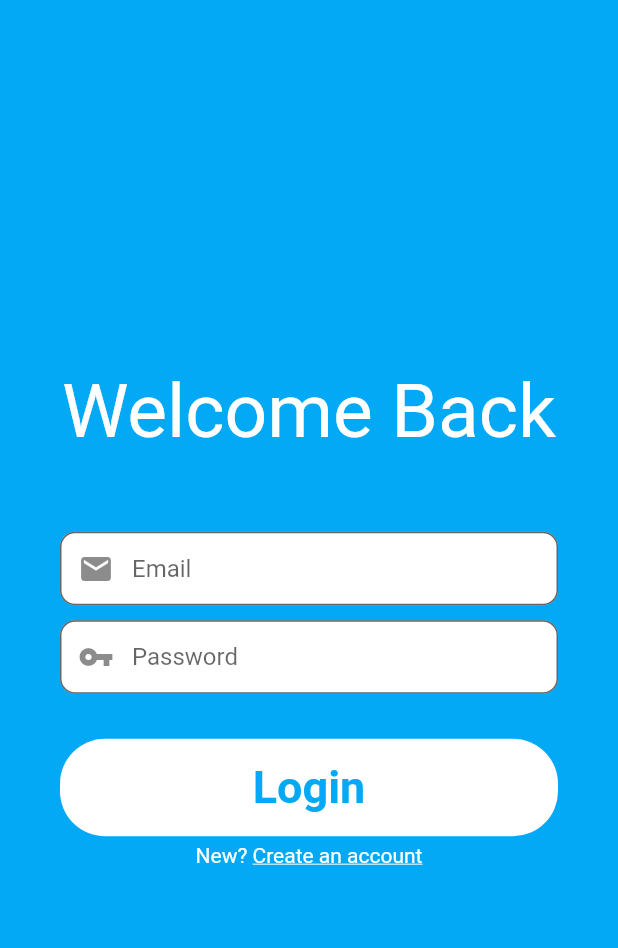
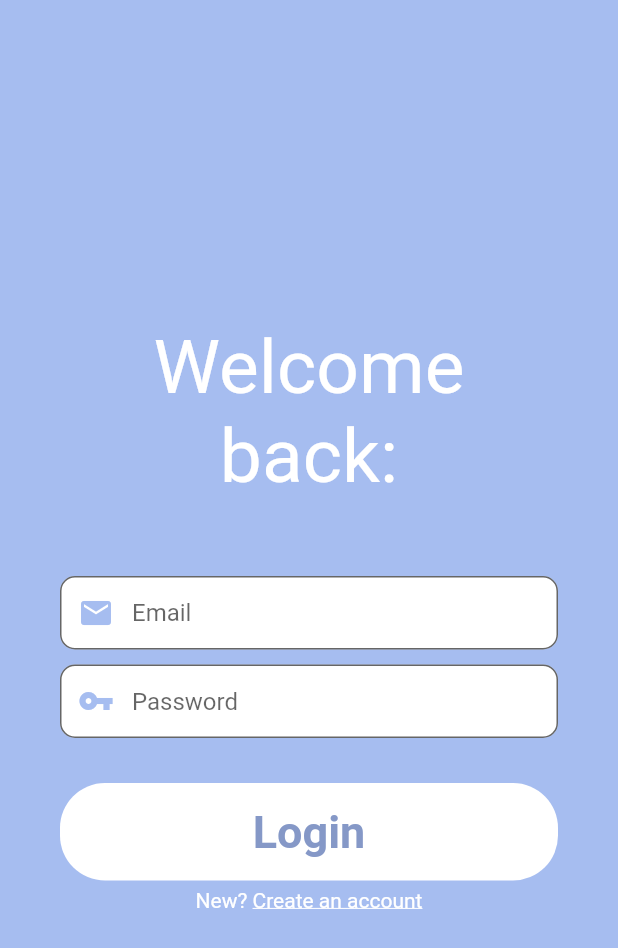
Before and after one commit to acm-projects/Zero-To-Hero, a Flutter app: the screen it shows after launch, on a phone screen of 412 x 824 dp. Shown: the top 948 px of the screen. Run offline on Flutter 3.47's test engine with Material 2 defaults, Android fonts, the phone set to English and light mode, and no system bars; our stand-ins replace firebase_auth, firebase_core, fluttertoast; accounts and stored records are empty.

Commit message:
Edited colors and formatting of LoginPage

```diff
--- a/zero_to_hero/lib/LoginPage.dart
+++ b/zero_to_hero/lib/LoginPage.dart
@@ -45,7 +45,7 @@ class _LoginPageState extends State<LoginPage> {
       },
       textInputAction: TextInputAction.next, //move to next field when done with this field
       decoration: InputDecoration(
-        prefixIcon: const Icon(Icons.email),
+        prefixIcon: const Icon(Icons.email, color: Color.fromARGB(255, 166, 189, 240),),
         contentPadding: const EdgeInsets.fromLTRB(20, 15, 20, 15),
         hintText: "Email",
         border: OutlineInputBorder(
@@ -53,6 +53,10 @@ class _LoginPageState extends State<LoginPage> {
         ),
         fillColor: Colors.white,
         filled: true,
+          focusedBorder: OutlineInputBorder (
+            borderSide: const BorderSide(color: Color.fromARGB(255, 133, 152, 199), width: 4.0),
+            borderRadius: BorderRadius.circular(10),
+          )
       ),
       style: const TextStyle(
         color: Colors.black,
@@ -78,7 +82,7 @@ class _LoginPageState extends State<LoginPage> {
       },
       textInputAction: TextInputAction.next, //move to next field when done with this field
       decoration: InputDecoration(
-        prefixIcon: const Icon(Icons.vpn_key),
+        prefixIcon: const Icon(Icons.vpn_key, color: Color.fromARGB(255, 166, 189, 240),),
         contentPadding: const EdgeInsets.fromLTRB(20, 15, 20, 15),
         hintText: "Password",
         border: OutlineInputBorder(
@@ -86,6 +90,10 @@ class _LoginPageState extends State<LoginPage> {
         ),
         fillColor: Colors.white,
         filled: true,
+        focusedBorder: OutlineInputBorder ( //highlighted border color
+          borderSide: const BorderSide(color: Color.fromARGB(255, 133, 152, 199), width: 4.0),
+          borderRadius: BorderRadius.circular(10),
+        )
       ),
       style: const TextStyle(
         color: Colors.black,
@@ -108,7 +116,7 @@ class _LoginPageState extends State<LoginPage> {
           textAlign: TextAlign.center,
           style: TextStyle(
             fontSize: 30,
-            color: Colors.lightBlue,
+            color: Color.fromARGB(255, 133, 152, 199),
             fontWeight: FontWeight.bold
           ),
         ),
@@ -133,11 +141,11 @@ class _LoginPageState extends State<LoginPage> {
     );
 
     return Scaffold(
-      backgroundColor: Colors.lightBlue,
+      backgroundColor: Color.fromARGB(255, 166, 189, 240),
       body: Center(
         child: SingleChildScrollView(
           child: Container(
-            color: Colors.lightBlue,
+            color: Color.fromARGB(255, 166, 189, 240),
             padding: const EdgeInsets.fromLTRB(40, 15, 40, 15),//padding of the entire form
             child: Form(
               key: _formKey,
@@ -146,7 +154,8 @@ class _LoginPageState extends State<LoginPage> {
                 crossAxisAlignment: CrossAxisAlignment.center,
                 children: <Widget>[
                   const Text(
-                    "Welcome Back",
+                    "Welcome\nback:",
+                      textAlign: TextAlign.center,
                     style: TextStyle(
                       fontSize: 50,
                       color: Colors.white,
```
